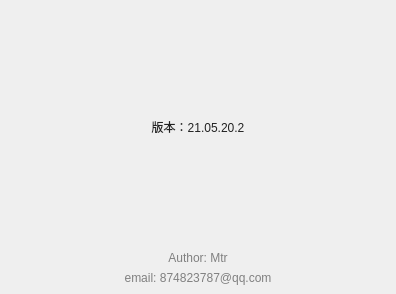
This is Dialog/dialogabout.ui in Mtr1994/DeskSocket as Qt 5 draws it before an edit. The edited form follows.
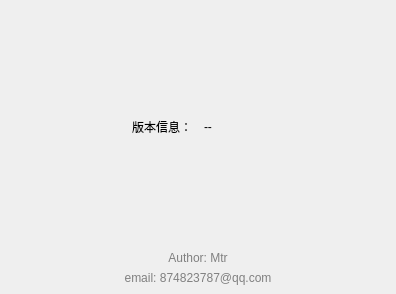
This is the edited form.

Patch:
```diff
--- a/Dialog/dialogabout.ui
+++ b/Dialog/dialogabout.ui
@@ -49,18 +49,47 @@
        </spacer>
       </item>
       <item row="1" column="0">
+       <layout class="QHBoxLayout" name="horizontalLayout">
+        <property name="spacing">
+         <number>12</number>
+        </property>
+        <item>
        <widget class="QLabel" name="label">
+          <property name="text">
+           <string>版本信息：</string>
+          </property>
+          <property name="alignment">
+           <set>Qt::AlignRight|Qt::AlignTrailing|Qt::AlignVCenter</set>
+          </property>
+         </widget>
+        </item>
+        <item>
+         <widget class="QLabel" name="lbVersion">
         <property name="styleSheet">
-         <string notr="true">font: 12pt &quot;新宋体&quot;;
-color: #222222;</string>
+           <string notr="true"/>
         </property>
         <property name="text">
-         <string>版本：21.05.20.2</string>
+           <string>--</string>
         </property>
         <property name="alignment">
-         <set>Qt::AlignCenter</set>
-        </property>
-       </widget>
+           <set>Qt::AlignLeading|Qt::AlignLeft|Qt::AlignVCenter</set>
+          </property>
+         </widget>
+        </item>
+       </layout>
+      </item>
+      <item row="2" column="0">
+       <spacer name="verticalSpacer">
+        <property name="orientation">
+         <enum>Qt::Vertical</enum>
+        </property>
+        <property name="sizeHint" stdset="0">
+         <size>
+          <width>20</width>
+          <height>40</height>
+         </size>
+        </property>
+       </spacer>
       </item>
       <item row="3" column="0">
        <widget class="QLabel" name="label_2">
```
Left out of the diff: 17 changed lines with no effect on the pictures. Lines whose indentation alone changed are shown as unchanged.
